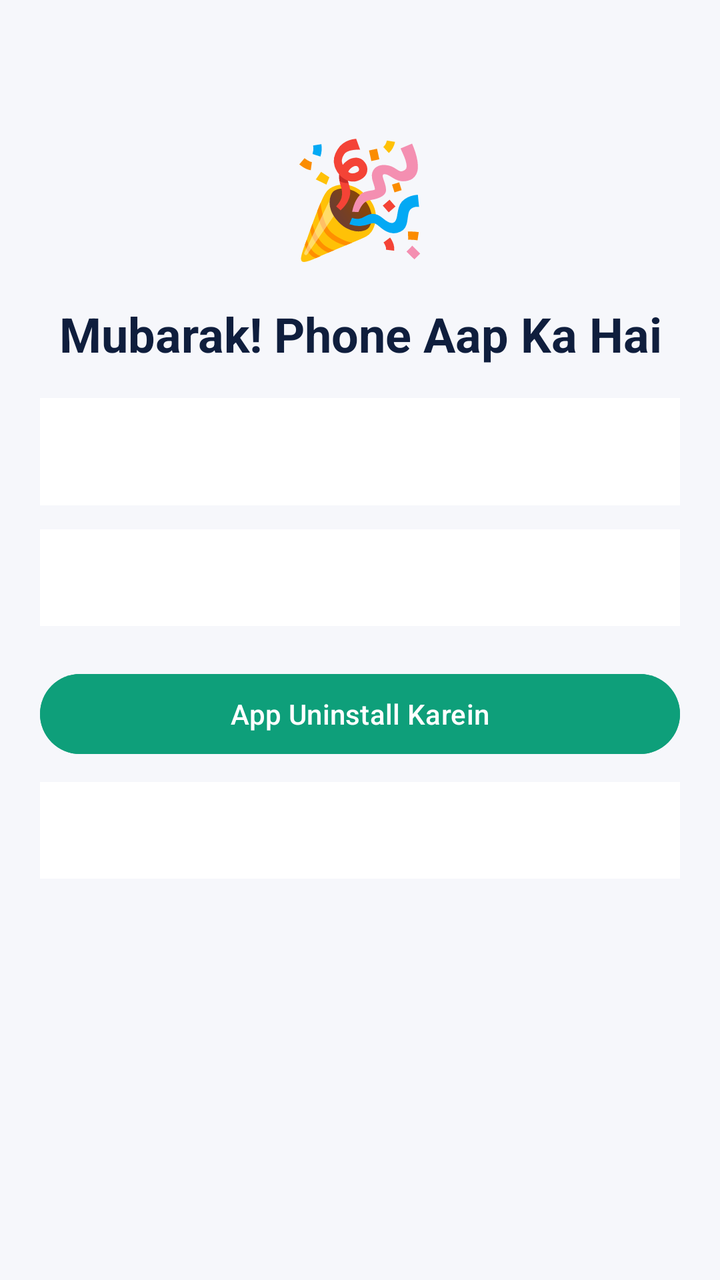
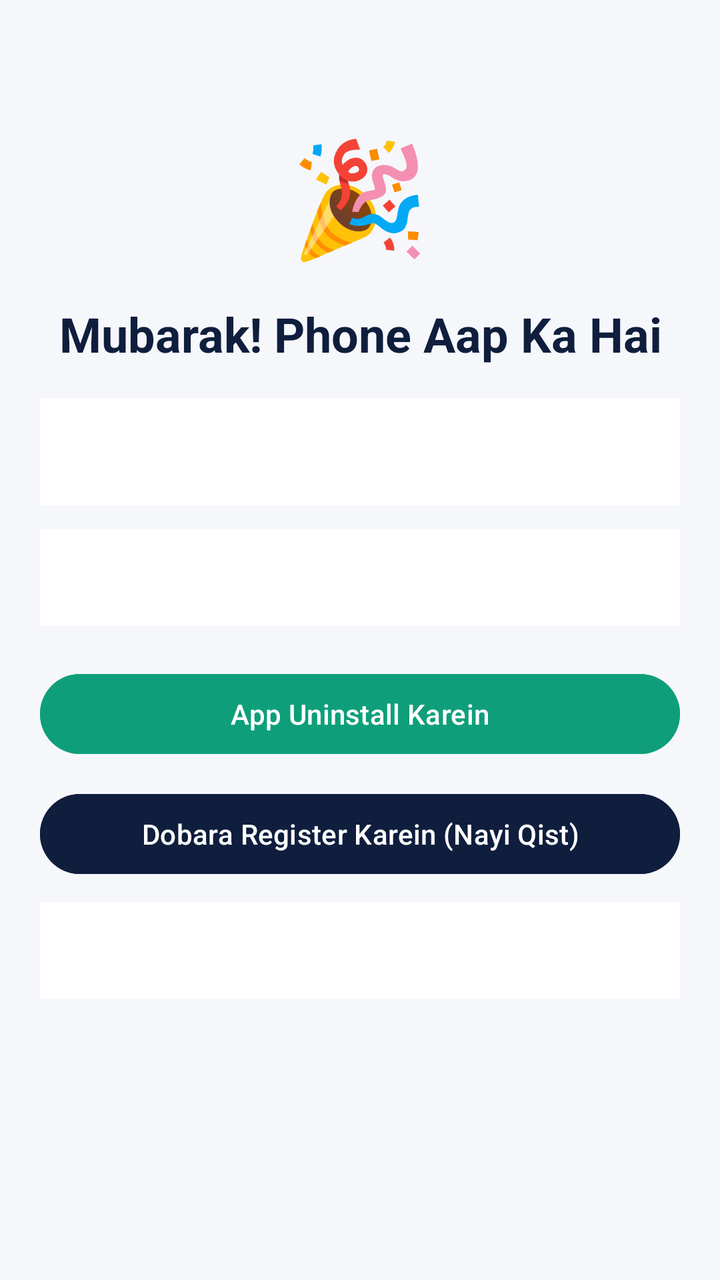

An Android layout rendered at two revisions. The XML below is the earlier revision; the diff shows what the commit changed to produce the second picture.
<!-- AndroidManifest.xml: application theme Theme.AmgLock -->
<!-- res/layout/activity_completion.xml -->
<?xml version="1.0" encoding="utf-8"?>
<ScrollView xmlns:android="http://schemas.android.com/apk/res/android"
    android:layout_width="match_parent"
    android:layout_height="match_parent"
    android:background="@color/bg"
    android:padding="20dp">

    <LinearLayout
        android:layout_width="match_parent"
        android:layout_height="wrap_content"
        android:gravity="center_horizontal"
        android:orientation="vertical">

        <TextView
            android:layout_width="wrap_content"
            android:layout_height="wrap_content"
            android:layout_marginTop="40dp"
            android:text="🎉"
            android:textSize="56sp" />

        <TextView
            android:id="@+id/tvDoneTitle"
            android:layout_width="wrap_content"
            android:layout_height="wrap_content"
            android:layout_marginTop="16dp"
            android:gravity="center"
            android:text="@string/completed_title"
            android:textColor="@color/navy"
            android:textSize="24sp"
            android:textStyle="bold" />

        <TextView
            android:id="@+id/tvDoneBody"
            android:layout_width="match_parent"
            android:layout_height="wrap_content"
            android:layout_marginTop="16dp"
            android:background="@color/white"
            android:padding="16dp"
            android:text=""
            android:textColor="@color/text"
            android:textSize="16sp" />

        <TextView
            android:id="@+id/tvVerifyOwner"
            android:layout_width="match_parent"
            android:layout_height="wrap_content"
            android:layout_marginTop="12dp"
            android:background="@color/white"
            android:padding="14dp"
            android:text=""
            android:textColor="@color/text"
            android:textSize="15sp"
            android:textStyle="bold" />

        <Button
            android:id="@+id/btnRetryOwner"
            android:layout_width="wrap_content"
            android:layout_height="wrap_content"
            android:layout_marginTop="10dp"
            android:backgroundTint="@color/navy"
            android:text="@string/completed_retry_owner"
            android:visibility="gone" />

        <Button
            android:id="@+id/btnUninstall"
            android:layout_width="match_parent"
            android:layout_height="wrap_content"
            android:layout_marginTop="20dp"
            android:backgroundTint="@color/emerald"
            android:text="@string/completed_uninstall_button" />

        <TextView
            android:id="@+id/tvUninstallStatus"
            android:layout_width="match_parent"
            android:layout_height="wrap_content"
            android:layout_marginTop="10dp"
            android:background="@color/white"
            android:padding="14dp"
            android:text=""
            android:textColor="@color/text"
            android:textSize="15sp" />

        <TextView
            android:id="@+id/tvDoneNote"
            android:layout_width="wrap_content"
            android:layout_height="wrap_content"
            android:layout_marginTop="16dp"
            android:gravity="center"
            android:text=""
            android:textColor="@color/muted"
            android:textSize="14sp" />

    </LinearLayout>
</ScrollView>
<!-- resources referenced by this layout -->
<resources>
  <color name="bg">#F6F7FB</color>
  <color name="emerald">#0E9F7A</color>
  <color name="muted">#6B7280</color>
  <color name="navy">#0F1E3D</color>
  <color name="text">#111827</color>
  <color name="white">#FFFFFF</color>
  <string name="completed_retry_owner">Dobara Koshish Karein</string>
  <string name="completed_title">Mubarak! Phone Aap Ka Hai</string>
  <string name="completed_uninstall_button">App Uninstall Karein</string>
  <style name="Theme.AmgLock" parent="Theme.Material3.DayNight.NoActionBar">
          <item name="colorPrimary">@color/emerald</item>
          <item name="colorPrimaryDark">@color/navy</item>
          <item name="android:windowBackground">@color/bg</item>
      </style>
</resources>

<!-- the commit's change to res/layout/activity_completion.xml (unified diff, before → after) -->
@@ -69,6 +69,15 @@
             android:backgroundTint="@color/emerald"
             android:text="@string/completed_uninstall_button" />
 
+        
+        <Button
+            android:id="@+id/btnReEnroll"
+            android:layout_width="match_parent"
+            android:layout_height="wrap_content"
+            android:layout_marginTop="12dp"
+            android:backgroundTint="@color/navy"
+            android:text="@string/completed_reenroll_button" />
+
         <TextView
             android:id="@+id/tvUninstallStatus"
             android:layout_width="match_parent"
<!-- resource entries referenced after the edit -->
@@ -6,6 +6,7 @@
   <color name="navy">#0F1E3D</color>
   <color name="text">#111827</color>
   <color name="white">#FFFFFF</color>
+  <string name="completed_reenroll_button">Dobara Register Karein (Nayi Qist)</string>
   <string name="completed_retry_owner">Dobara Koshish Karein</string>
   <string name="completed_title">Mubarak! Phone Aap Ka Hai</string>
   <string name="completed_uninstall_button">App Uninstall Karein</string>
